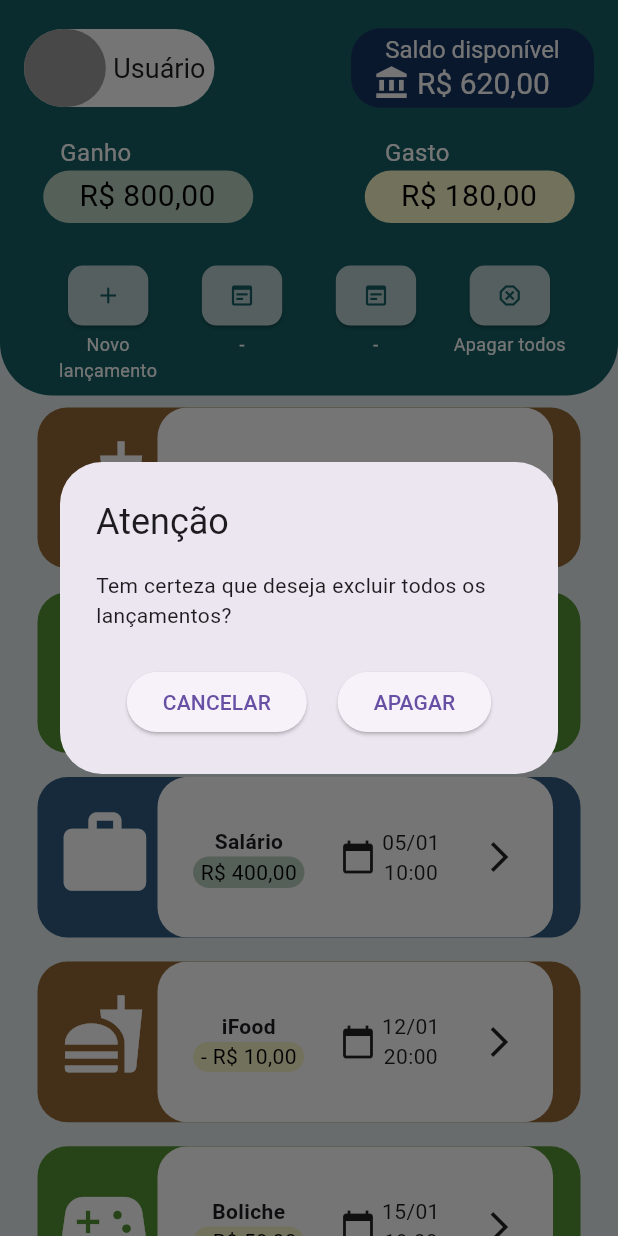
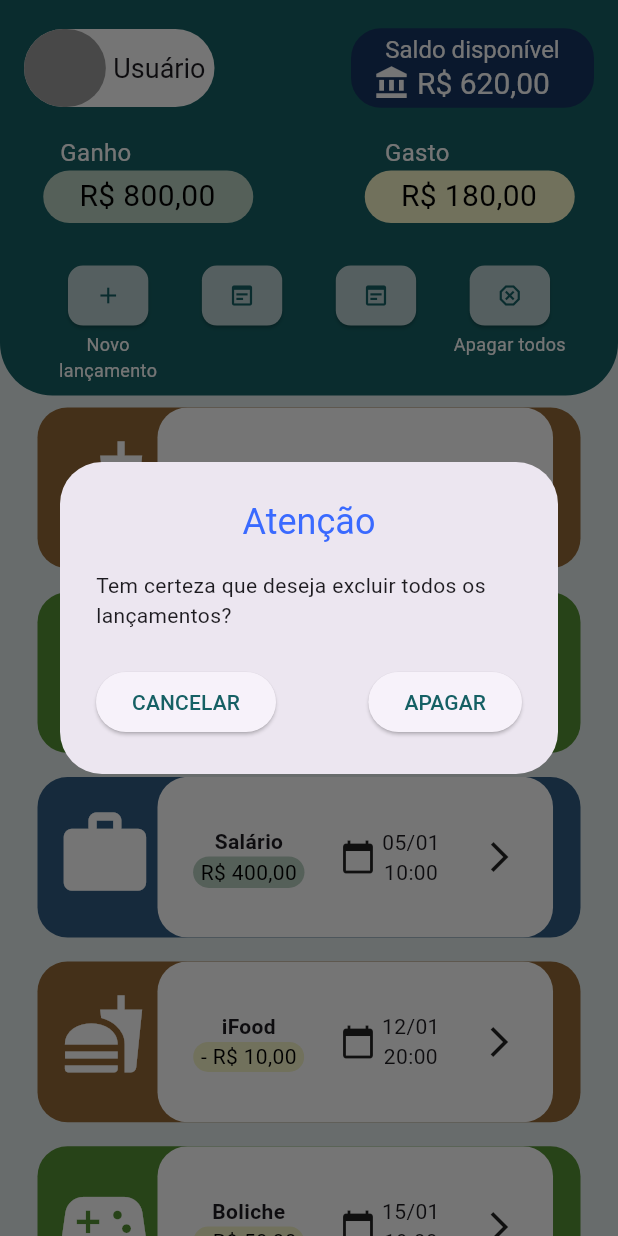
Before and after one commit to CaueCF/meudin, a Flutter app: the screen it shows after launch, after a tap on the "dangerous" icon, on a phone screen of 412 x 824 dp. Run offline on Flutter 3.47's test engine with Material 2 defaults, Android fonts, the phone set to English and light mode, and no system bars; our stand-ins replace go_router, hive, hive_flutter; accounts and stored records are empty.

Commit message:
grades mudanças

```diff
--- a/lib/custom_widgets/menu_botoes.dart
+++ b/lib/custom_widgets/menu_botoes.dart
@@ -1,5 +1,6 @@
 import 'package:flutter/material.dart';
 import 'package:meudin/Controllers/home_controller.dart';
+import 'package:meudin/assets/colors/my_colors.dart';
 import 'package:meudin/custom_widgets/botao.dart';
 import 'package:meudin/pages/add_page.dart';
 
@@ -40,7 +41,7 @@ class MenuBotoes extends StatelessWidget {
 
           //
           Botao(
-            titulo: "-",
+            titulo: "",
             icone: Icons.wysiwyg,
             function: () {},
             largura: largura,
@@ -49,7 +50,7 @@ class MenuBotoes extends StatelessWidget {
 
           //
           Botao(
-            titulo: "-",
+            titulo: "",
             icone: Icons.wysiwyg,
             function: () {},
             largura: largura,
@@ -85,13 +86,24 @@ class AlertaApagar extends StatelessWidget {
   Widget build(BuildContext context) {
     final HomeController home = HomeController();
 
+    const TextStyle estilo = TextStyle(color: MyColor.caribeancurrent);
+
     return AlertDialog(
-      title: const Text("Atenção"),
+      title: const Center(
+          child: Text(
+        "Atenção",
+        style: TextStyle(
+          color: MyColor.berkeleyblueAccent,
+        ),
+      )),
       content: const Text("Tem certeza que deseja excluir todos os lançamentos?"),
-      actionsAlignment: MainAxisAlignment.spaceEvenly,
+      actionsAlignment: MainAxisAlignment.spaceBetween,
       actions: <Widget>[
         ElevatedButton(
-          child: const Text("CANCELAR"),
+          child: const Text(
+            "CANCELAR",
+            style: estilo,
+          ),
           onPressed: () {
             Navigator.of(context).pop();
           },
@@ -101,7 +113,10 @@ class AlertaApagar extends StatelessWidget {
             home.apagarTodosItens();
             Navigator.of(context).pop();
           },
-          child: const Text("APAGAR"),
+          child: const Text(
+            "APAGAR",
+            style: estilo,
+          ),
         ),
       ],
     );
--- a/lib/main.dart
+++ b/lib/main.dart
@@ -3,7 +3,7 @@ import 'package:hive_flutter/adapters.dart';
 import 'package:intl/intl.dart';
 import 'package:meudin/assets/colors/my_colors.dart';
 import 'package:meudin/models/lancamento.dart';
-import 'package:meudin/pages/my_home_page.dart';
+import 'my_router.dart';
 
 void main() async {
   Intl.defaultLocale = 'pt-BR';
@@ -21,14 +21,14 @@ class MyApp extends StatelessWidget {
 
   @override
   Widget build(BuildContext context) {
-    return MaterialApp(
+    return MaterialApp.router(
       title: 'MeuDin',
       debugShowCheckedModeBanner: false,
       theme: ThemeData(
         useMaterial3: true,
-        primarySwatch: MyColor.neonblue,
+        primarySwatch: MyColor.caribeancurrent,
       ),
-      home: const MyHomePage(title: 'Pagina inicial'),
+      routerConfig: myRouter,
     );
   }
 }
--- /dev/null
+++ b/lib/models/infos.dart
@@ -0,0 +1,18 @@
+import 'package:flutter/material.dart';
+
+import 'lancamento.dart';
+
+class InfoSample {
+  double altura, largura;
+  final IconData icone;
+  final Color cor;
+  final Lancamento lancamento;
+
+  InfoSample({
+    required this.icone,
+    required this.cor,
+    required this.lancamento,
+    required this.altura,
+    required this.largura,
+  });
+}
--- /dev/null
+++ b/lib/my_router.dart
@@ -0,0 +1,29 @@
+import 'package:go_router/go_router.dart';
+import 'package:meudin/models/infos.dart';
+import 'package:meudin/pages/all_pages.dart';
+
+final myRouter = GoRouter(
+  initialLocation: '/',
+  routes: [
+    GoRoute(
+      name: 'HomeScreen',
+      path: '/',
+      builder: (context, state) => const MyHomePage(title: 'Pagina inicial'),
+    ),
+    GoRoute(
+      name: 'addLancamento',
+      path: '/addLancamento/:altura/:largura',
+      builder: (context, state) => AddLancamento(
+        altura: state.pathParameters['altura'] as double,
+        largura: state.pathParameters['largura'] as double,
+      ),
+    ),
+    GoRoute(
+      name: 'infoPage',
+      path: '/infoPage/:altura/:largura/:cor/:icone/:lancamento',
+      builder: (context, state) => InfoPage(
+        infoSample: state.extra as InfoSample,
+      ),
+    ),
+  ],
+);
--- /dev/null
+++ b/lib/pages/all_pages.dart
@@ -0,0 +1,3 @@
+export 'add_page.dart';
+export 'info_page.dart';
+export 'my_home_page.dart';
--- a/pubspec.yaml
+++ b/pubspec.yaml
@@ -16,7 +16,7 @@ publish_to: 'none' # Remove this line if you wish to publish to pub.dev
 # https://developer.apple.com/library/archive/documentation/General/Reference/InfoPlistKeyReference/Articles/CoreFoundationKeys.html
 # In Windows, build-name is used as the major, minor, and patch parts
 # of the product and file versions while build-number is used as the build suffix.
-version: 1.0.0+1
+version: 1.0.0+2
 
 environment:
   sdk: '>=2.19.2 <3.0.0'
@@ -38,6 +38,7 @@ dependencies:
   intl: ^0.18.0
   hive: ^2.2.3
   hive_flutter: ^1.1.0
+  go_router: ^10.0.0
 
 dev_dependencies:
   flutter_test:
```
Also changed, not shown: lib/Controllers/home_controller.dart (+6 -5 lines), lib/custom_widgets/card_lancamento.dart (+22 -12 lines), lib/pages/info_page.dart (+10 -15 lines), pubspec.lock.
